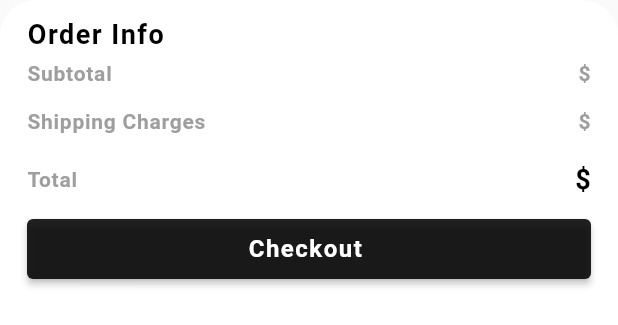
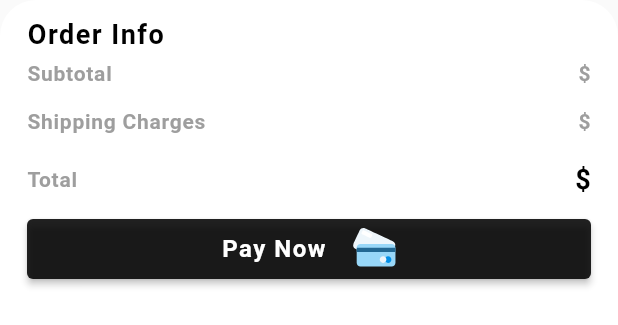
Before and after one commit to Prakaship78/ecommerce_dummy, a Flutter app: the CartCheckoutWidget widget shown alone on an empty page, opened directly, on a phone screen of 412 x 824 dp. Shown: the top 325 px of the screen. Run offline on Flutter 3.47's test engine with Material 2 defaults, Android fonts, the phone set to English and light mode, and no system bars; our stand-ins replace cached_network_image, get, lottie; network calls fail.

Commit message:
complete app

```diff
--- a/lib/widgets/cart_checkout_widget.dart
+++ b/lib/widgets/cart_checkout_widget.dart
@@ -1,4 +1,7 @@
+import 'package:ecommerce/widgets/sucess_widget.dart';
 import 'package:flutter/material.dart';
+import 'package:lottie/lottie.dart';
+import 'package:get/get.dart';
 
 class CartCheckoutWidget extends StatelessWidget {
   final String? subtotal;
@@ -100,19 +103,32 @@ class CartCheckoutWidget extends StatelessWidget {
           ),
           ElevatedButton(
             style: ElevatedButton.styleFrom(primary: Colors.black87),
-            onPressed: () {},
-            child: const SizedBox(
+            onPressed: () {
+              Get.bottomSheet(const SuccessWidget(), isScrollControlled: false);
+            },
+            child: SizedBox(
               width: double.infinity,
               height: 40,
-              child: Center(
-                child: Text(
-                  'Checkout ',
+              child: Row(
+                mainAxisAlignment: MainAxisAlignment.center,
+                crossAxisAlignment: CrossAxisAlignment.center,
+                children: [
+                  const Text(
+                    'Pay Now ',
                     style: TextStyle(
                         letterSpacing: 1,
                         fontSize: 16,
                         fontWeight: FontWeight.bold,
                         color: Colors.white),
                   ),
+                  const SizedBox(
+                    width: 12,
+                  ),
+                  SizedBox(
+                    height: 30,
+                    child: Lottie.asset('assets/payment.json'),
+                  )
+                ],
               ),
             ),
           )
--- a/pubspec.yaml
+++ b/pubspec.yaml
@@ -37,6 +37,7 @@ dependencies:
   cached_network_image: ^3.2.1
   get: ^4.6.5
   http: ^0.13.4
+  lottie: ^1.3.0
 
 dev_dependencies:
   flutter_test:
```
Also changed, not shown: assets/payment.json (added, +1 -0 lines), assets/sucess.json (added, +1 -0 lines), lib/widgets/sucess_widget.dart (added, +22 -0 lines), pubspec.lock. Lines whose indentation alone changed are shown as unchanged.
